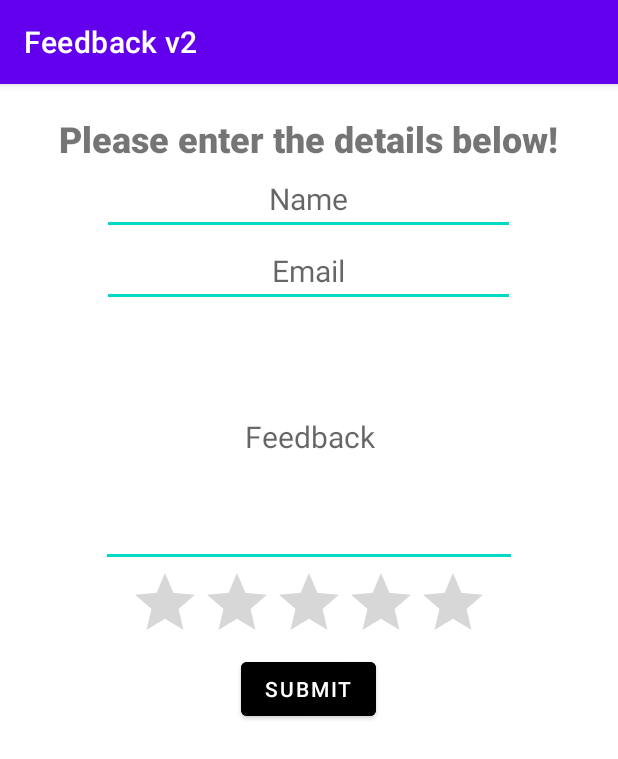
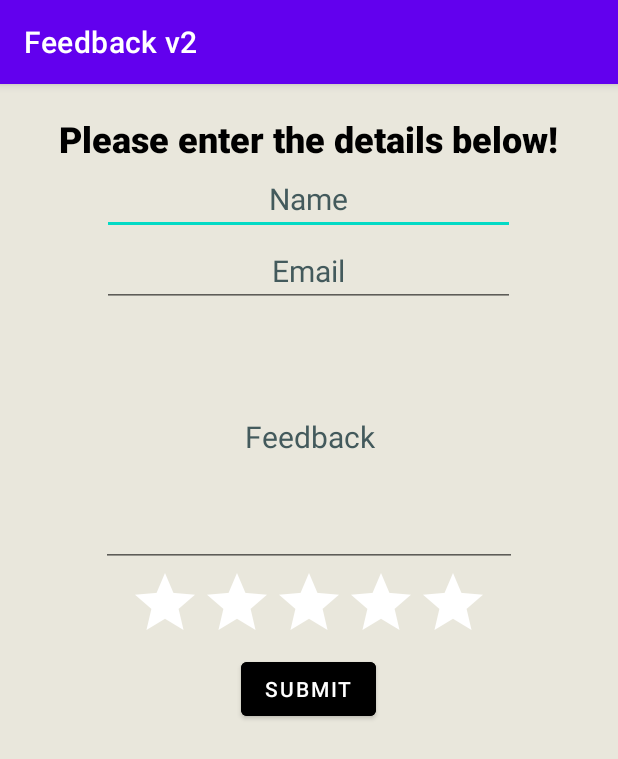
Before and after one commit to bumblebee12367/Proiect-final-Android---Feedback-Application, an Android app: the screen it shows after launch (MainActivity), on a phone screen of 412 x 824 dp. Shown: the top 759 px of the screen. Run offline under Robolectric (Android 15) with nearby library versions, the phone set to English and light mode, and no system bars.

Commit message:
Some changes to GUI

```diff
--- a/app/src/main/res/layout/activity_main.xml
+++ b/app/src/main/res/layout/activity_main.xml
@@ -3,8 +3,10 @@
     xmlns:app="http://schemas.android.com/apk/res-auto"
     xmlns:tools="http://schemas.android.com/tools"
     android:layout_width="match_parent"
+    android:background="@color/pearl"
     android:layout_height="match_parent"
     tools:context=".MainActivity">
+
 
     <TextView
         android:id="@+id/texttitle"
@@ -13,18 +15,20 @@
         android:layout_centerHorizontal="true"
         android:layout_marginTop="20dp"
         android:text="Please enter the details below!"
+        android:textColor="@color/black"
         android:textSize="24sp"
         android:fontFamily="sans-serif-black"
 
         />
 
-    <android.inputmethodservice.ExtractEditText
+    <com.google.android.material.textfield.TextInputEditText
         android:id="@+id/edittext_name"
         android:layout_width="275dp"
         android:layout_height="wrap_content"
         android:layout_below="@+id/texttitle"
         android:layout_centerHorizontal="true"
         android:hint="Name"
+        android:textColorHint="@color/turqoise_pal"
         android:gravity="center_horizontal"
         android:textSize="20sp"
         android:inputType="textPersonName"
@@ -32,13 +36,15 @@
 
         />
 
-    <android.inputmethodservice.ExtractEditText
+    <com.google.android.material.textfield.TextInputEditText
         android:id="@+id/edittext_email"
         android:layout_width="275dp"
         android:layout_height="wrap_content"
         android:layout_below="@+id/edittext_name"
         android:layout_centerHorizontal="true"
+        android:layout_centerVertical="true"
         android:hint="Email"
+        android:textColorHint="@color/turqoise_pal"
         android:gravity="center_horizontal"
         android:textSize="20sp"
         android:inputType="textEmailAddress"
@@ -46,7 +52,7 @@
 
         />
 
-    <android.inputmethodservice.ExtractEditText
+    <com.google.android.material.textfield.TextInputEditText
         android:id="@+id/edittext_Feedback"
         android:layout_width="277dp"
         android:layout_height="173dp"
@@ -54,6 +60,7 @@
         android:layout_centerHorizontal="true"
         android:gravity="center"
         android:hint="Feedback"
+        android:textColorHint="@color/turqoise_pal"
         android:inputType="text"
         android:textSize="20sp"
         />
@@ -62,6 +69,8 @@
         android:layout_width="wrap_content"
         android:layout_height="wrap_content"
         android:id="@+id/ratingbar"
+        android:progressTint="@color/black"
+        android:progressBackgroundTint="@color/white"
         android:numStars="5"
         android:stepSize="0.5"
         android:layout_below="@id/edittext_Feedback"
@@ -74,6 +83,7 @@
         android:layout_centerHorizontal="true"
         android:layout_below="@id/ratingbar"
         android:backgroundTint="@color/black"
+        android:textColor="@color/white"
         android:text="Submit"
 
 
--- a/app/src/main/res/values/colors.xml
+++ b/app/src/main/res/values/colors.xml
@@ -7,4 +7,6 @@
     <color name="teal_700">#FF018786</color>
     <color name="black">#FF000000</color>
     <color name="white">#FFFFFFFF</color>
+    <color name="pearl">#E9E7DC</color>
+    <color name="turqoise_pal">#435A5C</color>
 </resources>
```
